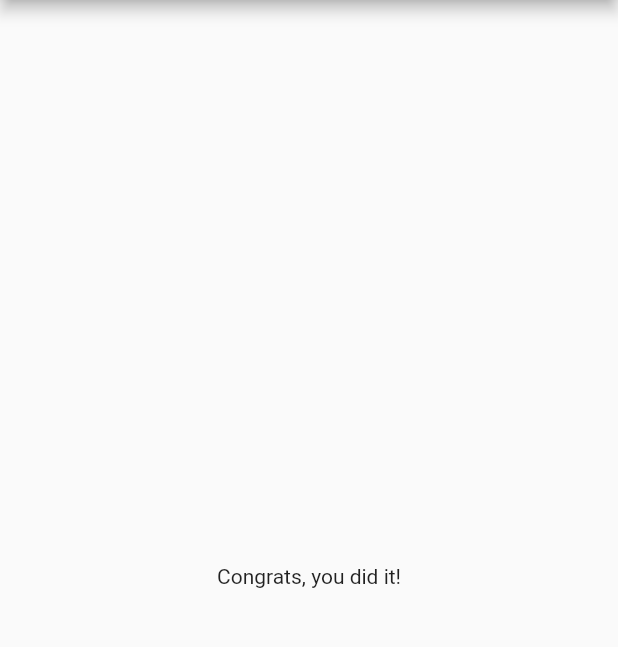
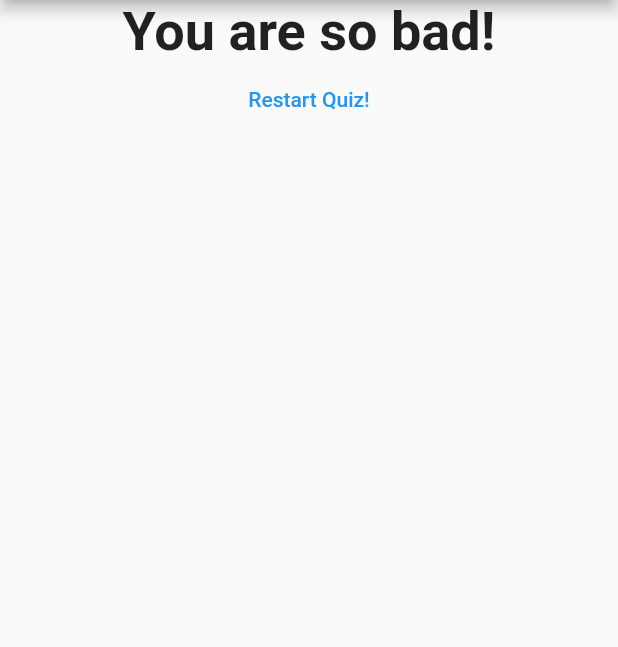
Before and after one commit to SeanPhilippi/first_app, a Flutter app: the screen it shows after launch, after a tap on "Black", after a tap on "Tiger", after a tap on "Moulin Rouge!", on a phone screen of 412 x 824 dp, the part 84-731 px from its top. Run offline on Flutter 3.47's test engine with Material 2 defaults, Android fonts, the phone set to English and light mode, and no system bars.

Commit message:
reset button added with functionality and color

```diff
--- a/lib/main.dart
+++ b/lib/main.dart
@@ -46,6 +46,14 @@ class _MyAppState extends State<MyApp> {
   ];
   var _questionIndex = 0;
   var _totalScore = 0;
+
+  void _resetQuiz() {
+    setState(() {
+      _questionIndex = 0;
+      _totalScore = 0;
+    });
+  }
+
   void _answerQuestion(int score) {
     _totalScore += score;
     if (_questionIndex < _questions.length) {
@@ -67,7 +75,7 @@ class _MyAppState extends State<MyApp> {
                   answerQuestion: _answerQuestion,
                   questions: _questions,
                   questionIndex: _questionIndex)
-              : Result(_totalScore)),
+              : Result(_totalScore, _resetQuiz)),
     );
   }
 }
--- a/lib/result.dart
+++ b/lib/result.dart
@@ -2,11 +2,37 @@ import 'package:flutter/material.dart';
 
 class Result extends StatelessWidget {
   final int resultScore;
+  final VoidCallback resetQuiz;
 
-  Result(this.resultScore);
+  Result(this.resultScore, this.resetQuiz);
+  String get resultPhrase {
+    String resultText;
+    if (resultScore <= 8) {
+      resultText = 'You are awesome and innocent!';
+    } else if (resultScore <= 12) {
+      resultText = 'Pretty likeable!';
+    } else if (resultScore <= 16) {
+      resultText = 'You are ...strange?!';
+    } else {
+      resultText = 'You are so bad!';
+    }
+    return resultText;
+  }
 
   @override
   Widget build(BuildContext context) {
-    return Center(child: Text('Congrats, you did it!'));
+    return Center(
+        child: Column(children: <Widget>[
+      Text(
+        resultPhrase,
+        style: TextStyle(fontSize: 36, fontWeight: FontWeight.bold),
+        textAlign: TextAlign.center,
+      ),
+      TextButton(
+          child: Text('Restart Quiz!'),
+          onPressed: resetQuiz,
+          style: ButtonStyle(
+              foregroundColor: MaterialStateProperty.all(Colors.blue)))
+    ]));
   }
 }
```
